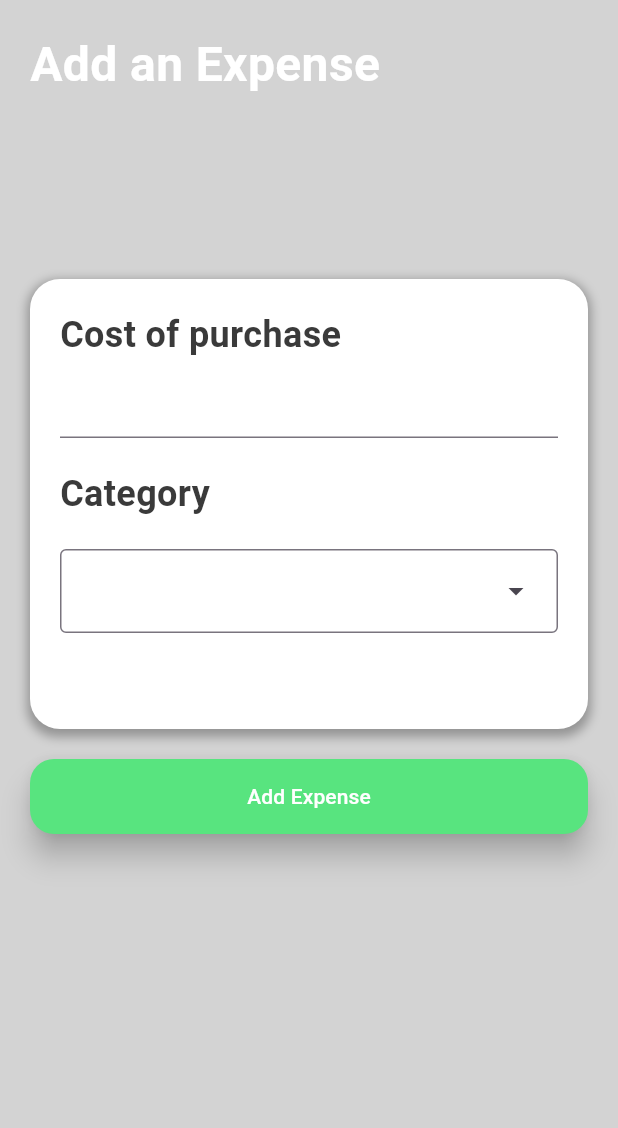
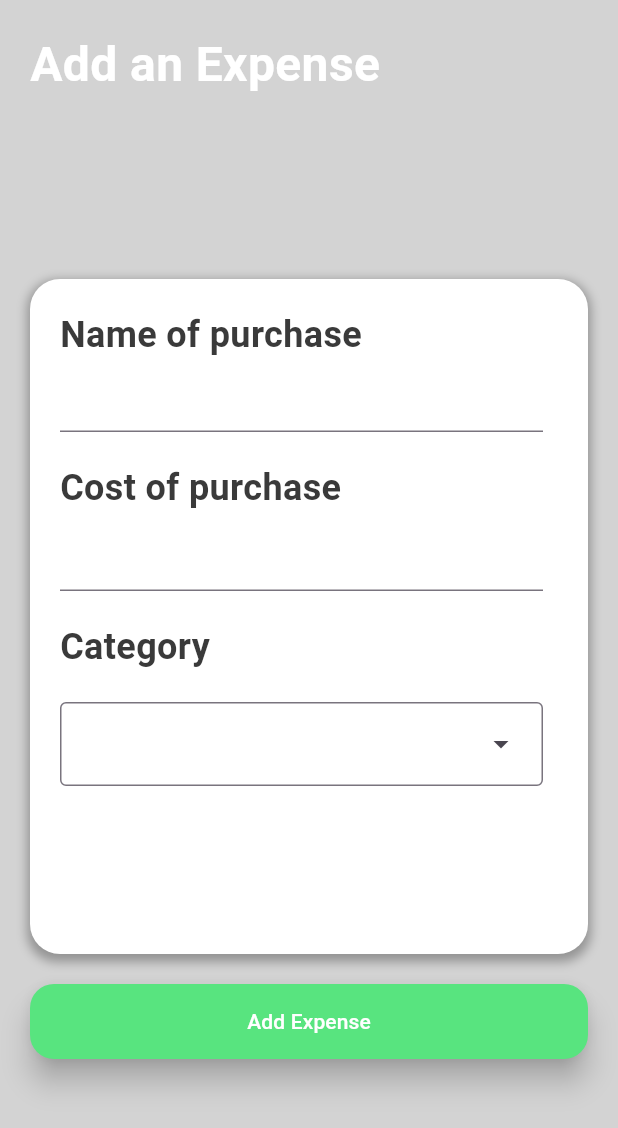
Before and after one commit to Nickthecan/Digital_Garden, a Flutter app: the Expense screen opened by its route, on a phone screen of 412 x 824 dp. Shown: the top 1128 px of the screen. Run offline on Flutter 3.47's test engine with Material 3 defaults, Android fonts, the phone set to English and light mode, and no system bars; our stand-ins replace cloud_firestore, firebase_auth, firebase_core, fl_chart, loading_animation_widget, percent_indicator; accounts and stored records are empty.

Commit message:
created the new purchase list view in order to replace the goals view. Routing the add an expense information into the purchase list view. Just need to setState after popping off the expense page in order to update the list

```diff
--- a/lib/features/models/budget_model.dart
+++ b/lib/features/models/budget_model.dart
@@ -59,11 +59,12 @@ class BudgetModel {
     return amountSpentThisMonth;
   }
 
-  calculateAmountSpentByCategory(List<PurchaseModel> purchases, String category) {
+  calculateAmountSpentByCategory(List<PurchaseModel> purchases, String category, int month) {
     double amountSpentByCategory = 0;
     for (var purchase in purchases) {
       String compareCategory = purchase.category;
-      if (compareCategory == category) {
+      DateTime dayPurchased = purchase.datePurchased;
+      if (compareCategory == category && dayPurchased.month == month) {
         amountSpentByCategory += purchase.cost;
       }
     }
--- a/lib/features/models/purchase_model.dart
+++ b/lib/features/models/purchase_model.dart
@@ -1,9 +1,10 @@
 class PurchaseModel {
   late final String uid;
   late final int purchaseID;
+  late String purchaseName;
   late String category;
   late double cost;
   late DateTime datePurchased;
 
-  PurchaseModel( {required this.uid, required this.purchaseID, required this.category, required this.cost, required this.datePurchased} );
+  PurchaseModel( {required this.uid, required this.purchaseID, required this.purchaseName, required this.category, required this.cost, required this.datePurchased} );
 }
--- a/lib/main.dart
+++ b/lib/main.dart
@@ -6,6 +6,7 @@ import 'package:digital_garden/pages/track.dart';
 import 'package:digital_garden/pages/goals.dart';
 import 'package:digital_garden/pages/settings.dart';
 import 'package:digital_garden/pages/expense.dart';
+import 'package:digital_garden/pages/purchase_list_view.dart';
 import 'package:digital_garden/pages/goal_page.dart';
 import 'package:firebase_core/firebase_core.dart';
 import 'firebase_options.dart';
@@ -25,6 +26,7 @@ Future <void> main() async {
             '/plan': (context) => Plan(),
             '/track': (context) => Track(),
             '/goal_page': (context) => GoalPage(),
+            '/purchase_list_view': (context) => PurchaseListView(),
             '/goals': (context) => Goals(),
             '/settings': (context) => Settings(),
             '/expense': (context) => Expense(),
--- a/lib/pages/expense.dart
+++ b/lib/pages/expense.dart
@@ -14,6 +14,7 @@ class Expense extends StatefulWidget {
 class _ExpenseState extends State<Expense> {
   late UserModel userModel;
   late List<PurchaseModel> purchases;
+  TextEditingController _nameController = TextEditingController();
   TextEditingController _purchaseCostController = TextEditingController();
   TextEditingController _categoryController = TextEditingController();
 
@@ -46,7 +47,7 @@ class _ExpenseState extends State<Expense> {
               padding: const EdgeInsets.fromLTRB(20, 120, 20, 0),
               child: Container(
                 width: 500,
-                height: 300,
+                height: 450,
                 decoration: BoxDecoration(
                   borderRadius: BorderRadius.circular(20),
                   boxShadow: [
@@ -64,10 +65,20 @@ class _ExpenseState extends State<Expense> {
                   children: [
                     Padding(
                       padding: const EdgeInsets.fromLTRB(20, 20, 0, 0),
+                      child: Text("Name of purchase", style: TextStyle(fontWeight: FontWeight.bold, fontSize: 24, color: Color(0xF22F2F2F)),),
+                    ),
+                    Padding(
+                      padding: const EdgeInsets.fromLTRB(20, 0, 30, 0),
+                      child: TextField(
+                        controller: _nameController,
+                      ),
+                    ),
+                    Padding(
+                      padding: const EdgeInsets.fromLTRB(20, 20, 0, 0),
                       child: Text("Cost of purchase", style: TextStyle(fontWeight: FontWeight.bold, fontSize: 24, color: Color(0xF22F2F2F)),),
                     ),
                     Padding(
-                      padding: const EdgeInsets.fromLTRB(20, 0, 20, 0),
+                      padding: const EdgeInsets.fromLTRB(20, 0, 30, 0),
                       child: TextField(
                         style: TextStyle(fontSize: 24, fontWeight: FontWeight.w500),
                         keyboardType: TextInputType.number,
@@ -82,7 +93,7 @@ class _ExpenseState extends State<Expense> {
                       child: Text("Category", style: TextStyle(fontWeight: FontWeight.bold, fontSize: 24, color: Color(0xF22F2F2F)),),
                     ),
                     Padding(
-                        padding: const EdgeInsets.fromLTRB(20, 20, 20, 0),
+                        padding: const EdgeInsets.fromLTRB(20, 20, 30, 0),
                         child: DropdownMenu(
                           width: 335,
                           dropdownMenuEntries: [
@@ -106,8 +117,21 @@ class _ExpenseState extends State<Expense> {
                 height: 50,
                 child: ElevatedButton(
                   onPressed: () async {
-                    await _addExpense();
-                    Navigator.pop(context, purchases);
+                    String name = _nameController.text;
+                    String purchaseCost = _purchaseCostController.text;
+                    String category = _categoryController.text;
+
+                    if (name.isNotEmpty && category.isNotEmpty && purchaseCost.isNotEmpty) {
+                      await _addExpense();
+                      Navigator.pop(context, purchases);
+                    }
+                    else {
+                      ScaffoldMessenger.of(context).showSnackBar(
+                        SnackBar(
+                          content: Text('Please fill out all fields.'),
+                        ),
+                      );
+                    }
                   },
                   style: ElevatedButton.styleFrom(
                     shape: RoundedRectangleBorder(
@@ -127,12 +151,14 @@ class _ExpenseState extends State<Expense> {
   }
 
   _addExpense() async {
+    String name = _nameController.text;
     double purchaseCost = double.parse(_purchaseCostController.text);
     String category = _categoryController.text;
     DateTime now = DateTime.now();
     int purchaseID = await _getNextPurchaseID();
 
     await FirebaseFirestore.instance.collection('purchase').add({
+      'purchaseName': name,
       'category': category,
       'cost': purchaseCost,
       'date': now,
@@ -140,7 +166,7 @@ class _ExpenseState extends State<Expense> {
       'userID': userModel.uid
     });
 
-    PurchaseModel purchaseModel = PurchaseModel(uid: userModel.uid, purchaseID: purchaseID, category: category, cost: purchaseCost, datePurchased: now);
+    PurchaseModel purchaseModel = PurchaseModel(uid: userModel.uid, purchaseID: purchaseID, purchaseName: name, category: category, cost: purchaseCost, datePurchased: now);
     purchases.add(purchaseModel);
     return purchases;
   }
--- a/lib/pages/login.dart
+++ b/lib/pages/login.dart
@@ -355,7 +355,7 @@ class _LoginState extends State<Login> {
 
       for (var doc in purchaseQuerySnapshot.docs) {
         if (doc['userID'] == userModel.uid) {
-          PurchaseModel purchaseModel = PurchaseModel(uid: userModel.uid, purchaseID: doc['purchaseID'], category: doc['category'], cost: doc['cost'], datePurchased: doc['date'].toDate());
+          PurchaseModel purchaseModel = PurchaseModel(uid: userModel.uid, purchaseID: doc['purchaseID'], purchaseName: doc['purchaseName'], category: doc['category'], cost: doc['cost'], datePurchased: doc['date'].toDate());
           dataList.add(purchaseModel);
         }
       }
--- a/lib/pages/main_menu.dart
+++ b/lib/pages/main_menu.dart
@@ -183,15 +183,17 @@ class _MainMenuState extends State<MainMenu> {
                                 children: [
                                   ElevatedButton(
                                     onPressed: () {
-                                      Navigator.pushNamed(context, '/goal_page', arguments: {
+                                      Navigator.pushNamed(context, '/purchase_list_view', arguments: {
                                         'userModel': userModel,
+                                        'budgetModel': budgetModel,
+                                        'purchaseList': purchases,
                                       });
                                     },
                                     style: ElevatedButton.styleFrom(shape: CircleBorder(), padding: EdgeInsets.all(12),),
-                                    child: Image.network('https://img.icons8.com/fluency-systems-regular/48/trophy--v1.png', width: 32, height: 32,),
+                                    child: Image.network('https://img.icons8.com/material-outlined/24/purchase-order.png', width: 32, height: 32,),
                                   ),
                                   SizedBox(height: 8),
-                                  Text("Goals", style: TextStyle(color: Color(0xF22F2F2F), fontWeight: FontWeight.w500)),
+                                  Text("Expenses", style: TextStyle(color: Color(0xF22F2F2F), fontWeight: FontWeight.w500)),
                                 ],
                               ),
                               Column(
```
Also changed, not shown: lib/features/models/user_model.dart (+13 -1 lines), lib/pages/plan.dart (+10 -10 lines), lib/pages/purchase_list_view.dart (added, +161 -0 lines).
